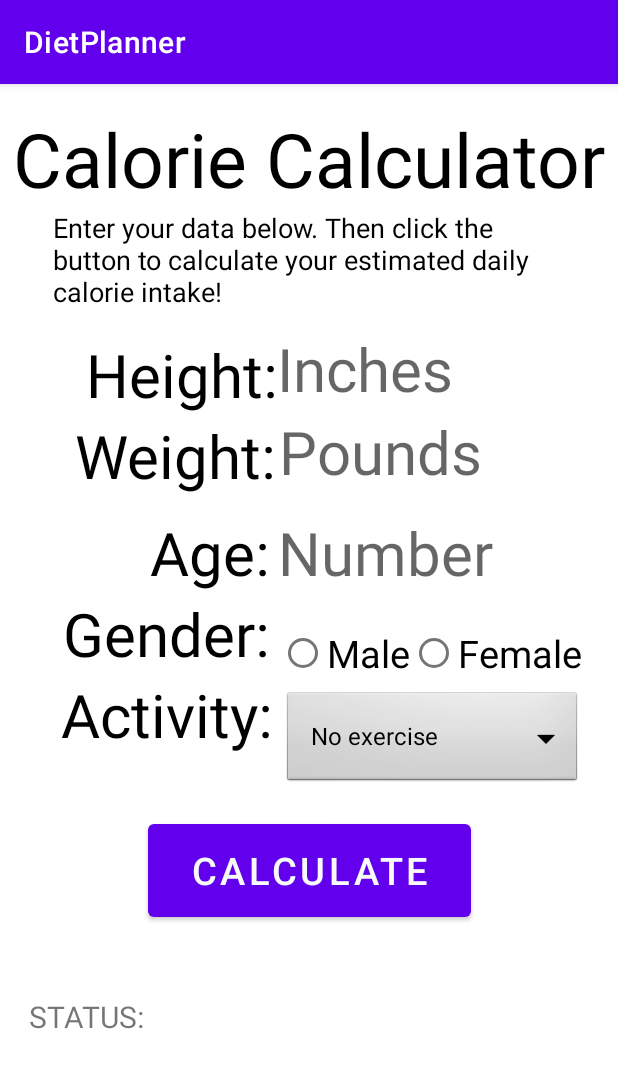
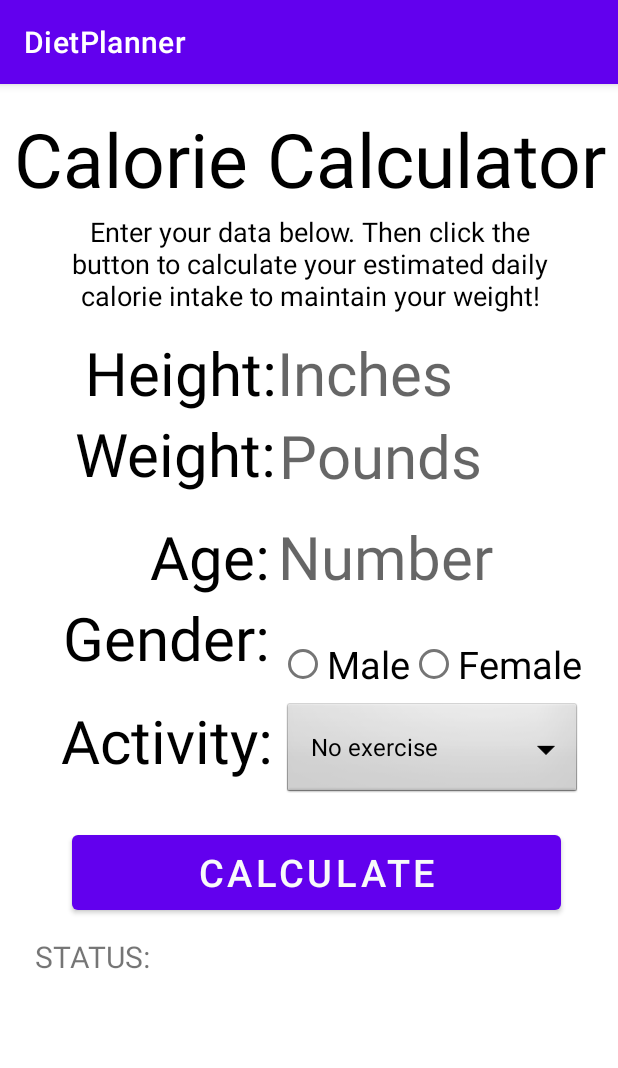
Before and after one commit to LeeleeLiang/Health434, an Android app: the DietPlanner screen opened directly, with no data from a screen before it, on a phone screen of 412 x 824 dp. Shown: the top 1068 px of the screen. Run offline under Robolectric (Android 15) with nearby library versions, the phone set to English and light mode, and no system bars.

Commit message:
calorie functionality added

```diff
--- a/DailyUp/app/src/main/java/com/example/dailyup/MainActivity.java
+++ b/DailyUp/app/src/main/java/com/example/dailyup/MainActivity.java
@@ -1,6 +1,8 @@
 package com.example.dailyup;
 
 import androidx.appcompat.app.AppCompatActivity;
+
+import android.util.Log;
 import android.widget.Button;
 import android.os.Bundle;
 import android.content.Intent;
--- a/DailyUp/app/src/main/res/layout/activity_diet.xml
+++ b/DailyUp/app/src/main/res/layout/activity_diet.xml
@@ -57,12 +57,14 @@
 
     <TextView
         android:id="@+id/CalorieCalc"
-        android:layout_width="wrap_content"
-        android:layout_height="wrap_content"
+        android:layout_width="425dp"
+        android:layout_height="70dp"
         android:layout_marginTop="16dp"
         android:text="Calorie Calculator"
+        android:textAlignment="center"
         android:textColor="#000000"
         android:textSize="50sp"
+        app:layout_constraintBottom_toTopOf="@+id/dietInstruc"
         app:layout_constraintEnd_toEndOf="parent"
         app:layout_constraintHorizontal_bias="0.5"
         app:layout_constraintStart_toStartOf="parent"
@@ -74,7 +76,8 @@
         android:layout_height="wrap_content"
         android:layout_marginStart="35dp"
         android:layout_marginEnd="34dp"
-        android:text="Enter your data below. Then click the button to calculate your estimated daily calorie intake!"
+        android:text="Enter your data below. Then click the button to calculate your estimated daily calorie intake to maintain your weight!"
+        android:textAlignment="center"
         android:textColor="#000000"
         android:textSize="18sp"
         app:layout_constraintEnd_toEndOf="parent"
@@ -86,11 +89,12 @@
         android:layout_width="wrap_content"
         android:layout_height="wrap_content"
         android:layout_marginStart="57dp"
-        android:layout_marginTop="16dp"
+        android:layout_marginTop="12dp"
         android:text="@string/height"
         android:textColor="#000000"
         android:textSize="40sp"
         app:layout_constraintEnd_toStartOf="@+id/editHeight"
+        app:layout_constraintHorizontal_bias="1.0"
         app:layout_constraintStart_toStartOf="parent"
         app:layout_constraintTop_toBottomOf="@+id/dietInstruc" />
 
@@ -160,6 +164,7 @@
         android:id="@+id/maleDiet"
         android:layout_width="wrap_content"
         android:layout_height="wrap_content"
+        android:onClick="onRadioButtonClicked"
         android:text="Male"
         android:textSize="25sp"
         app:layout_constraintBottom_toTopOf="@+id/spinner1"
@@ -171,6 +176,7 @@
         android:layout_width="wrap_content"
         android:layout_height="wrap_content"
         android:layout_marginEnd="24dp"
+        android:onClick="onRadioButtonClicked"
         android:text="Female"
         android:textSize="25sp"
         app:layout_constraintBottom_toTopOf="@+id/spinner1"
@@ -184,21 +190,23 @@
 
     <Button
         android:id="@+id/calorieButton"
-        android:layout_width="215dp"
-        android:layout_height="74dp"
-        android:layout_marginTop="40dp"
-        android:layout_marginEnd="92dp"
+        android:layout_width="326dp"
+        android:layout_height="62dp"
+        android:layout_marginStart="48dp"
+        android:layout_marginTop="478dp"
+        android:layout_marginBottom="164dp"
+        android:onClick="result_calorie"
         android:text="Calculate"
         android:textSize="25sp"
-        app:layout_constraintEnd_toEndOf="parent"
-        app:layout_constraintHorizontal_bias="0.942"
+        app:layout_constraintBottom_toBottomOf="parent"
         app:layout_constraintStart_toStartOf="parent"
-        app:layout_constraintTop_toBottomOf="@+id/activityDiet" />
+        app:layout_constraintTop_toTopOf="parent"
+        app:layout_constraintVertical_bias="0.37" />
 
     <TextView
         android:id="@+id/calorieStatus"
-        android:layout_width="203dp"
-        android:layout_height="134dp"
+        android:layout_width="265dp"
+        android:layout_height="99dp"
         android:layout_marginTop="55dp"
         android:layout_marginEnd="48dp"
         android:layout_marginBottom="38dp"
@@ -213,8 +221,8 @@
         android:id="@+id/statusDiet"
         android:layout_width="wrap_content"
         android:layout_height="wrap_content"
-        android:layout_marginTop="608dp"
-        android:layout_marginEnd="316dp"
+        android:layout_marginTop="568dp"
+        android:layout_marginEnd="312dp"
         android:text="STATUS:"
         android:textSize="20sp"
         app:layout_constraintEnd_toEndOf="parent"
--- a/DailyUp/app/src/main/res/layout/activity_main.xml
+++ b/DailyUp/app/src/main/res/layout/activity_main.xml
@@ -33,7 +33,7 @@
         android:layout_marginBottom="30dp"
         android:background="@android:color/white"
         android:drawableLeft="@drawable/create"
-        android:text="Diet plan"
+        android:text="Calorie Intake Calculator"
         android:textColor="@android:color/white"
         android:textSize="15dp"
         android:textStyle="bold|italic"
```
Also changed, not shown: DailyUp/app/src/main/java/com/example/dailyup/DietPlanner.java (+130 -2 lines), DailyUp/gradle/wrapper/gradle-wrapper.properties.
